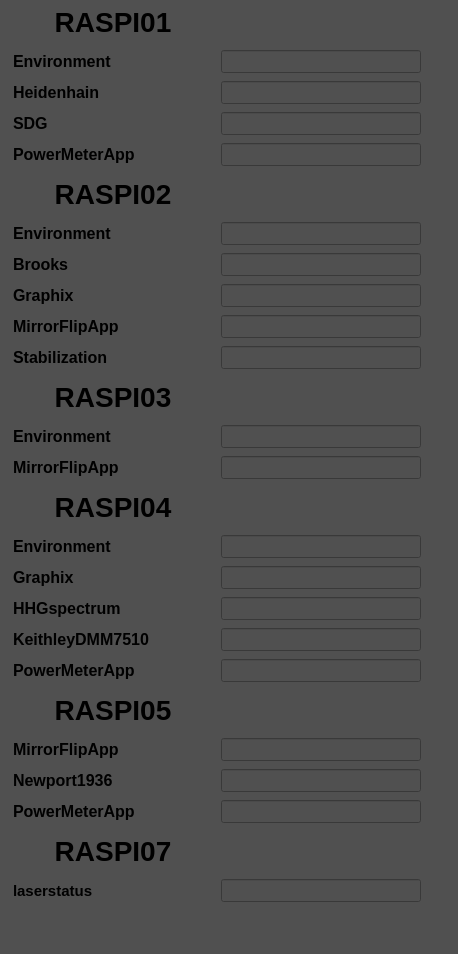
dschick/epicsUIs, file ioc-summary.ui: the form before one commit.
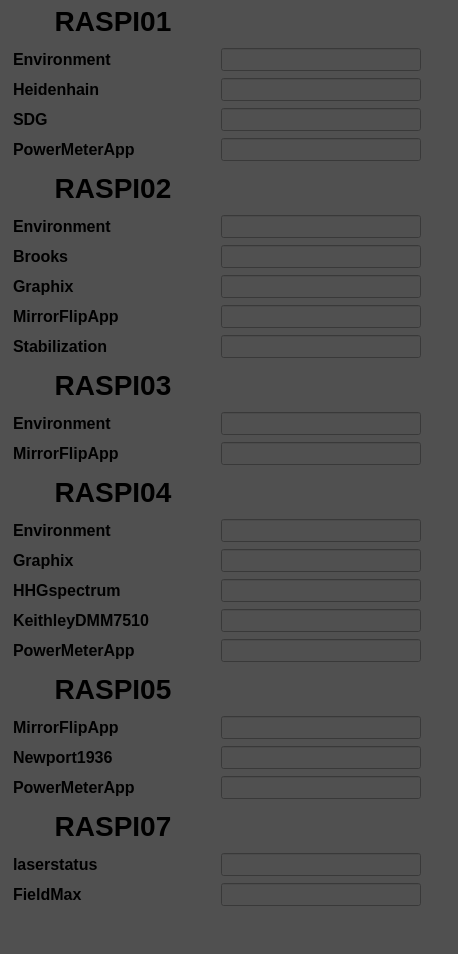
The form after the commit. Custom widgets are drawn as their Qt base class.

```diff
--- a/ioc-summary.ui
+++ b/ioc-summary.ui
@@ -2526,7 +2526,7 @@
       </property>
       <property name="font">
        <font>
-        <pointsize>11</pointsize>
+        <pointsize>12</pointsize>
         <weight>75</weight>
         <bold>true</bold>
        </font>
@@ -2629,6 +2629,125 @@
       </property>
      </widget>
     </item>
+    <item row="28" column="0">
+     <widget class="caLabel" name="calabel_28">
+      <property name="sizePolicy">
+       <sizepolicy hsizetype="MinimumExpanding" vsizetype="Preferred">
+        <horstretch>0</horstretch>
+        <verstretch>0</verstretch>
+       </sizepolicy>
+      </property>
+      <property name="minimumSize">
+       <size>
+        <width>200</width>
+        <height>0</height>
+       </size>
+      </property>
+      <property name="font">
+       <font>
+        <pointsize>12</pointsize>
+        <weight>75</weight>
+        <bold>true</bold>
+       </font>
+      </property>
+      <property name="text">
+       <string>FieldMax</string>
+      </property>
+      <property name="alignment">
+       <set>Qt::AlignLeading|Qt::AlignLeft|Qt::AlignVCenter</set>
+      </property>
+      <property name="margin">
+       <number>0</number>
+      </property>
+      <property name="foreground">
+       <color>
+        <red>255</red>
+        <green>255</green>
+        <blue>255</blue>
+       </color>
+      </property>
+     </widget>
+    </item>
+    <item row="28" column="1">
+     <widget class="caLineEdit" name="caLineEdit_32">
+      <property name="sizePolicy">
+       <sizepolicy hsizetype="Fixed" vsizetype="Fixed">
+        <horstretch>0</horstretch>
+        <verstretch>0</verstretch>
+       </sizepolicy>
+      </property>
+      <property name="minimumSize">
+       <size>
+        <width>200</width>
+        <height>0</height>
+       </size>
+      </property>
+      <property name="font">
+       <font>
+        <pointsize>10</pointsize>
+       </font>
+      </property>
+      <property name="alignment">
+       <set>Qt::AlignAbsolute|Qt::AlignLeading|Qt::AlignLeft|Qt::AlignVCenter</set>
+      </property>
+      <property name="channel" stdset="0">
+       <string notr="true">RASPI07:FieldMax:STATUS</string>
+      </property>
+      <property name="foreground">
+       <color>
+        <red>0</red>
+        <green>224</green>
+        <blue>0</blue>
+       </color>
+      </property>
+      <property name="background">
+       <color>
+        <red>105</red>
+        <green>105</green>
+        <blue>105</blue>
+       </color>
+      </property>
+      <property name="colorMode">
+       <enum>caLineEdit::Alarm_Default</enum>
+      </property>
+      <property name="alarmHandling">
+       <enum>caLineEdit::onForeground</enum>
+      </property>
+      <property name="fontScaleMode" stdset="0">
+       <enum>caLineEdit::None</enum>
+      </property>
+     </widget>
+    </item>
+    <item row="28" column="2">
+     <widget class="caRelatedDisplay" name="carelateddisplay_31">
+      <property name="sizePolicy">
+       <sizepolicy hsizetype="Fixed" vsizetype="Fixed">
+        <horstretch>0</horstretch>
+        <verstretch>0</verstretch>
+       </sizepolicy>
+      </property>
+      <property name="minimumSize">
+       <size>
+        <width>20</width>
+        <height>20</height>
+       </size>
+      </property>
+      <property name="font">
+       <font>
+        <pointsize>12</pointsize>
+       </font>
+      </property>
+      <property name="labels">
+       <string/>
+      </property>
+      <property name="files">
+       <string>procServControl.ui</string>
+      </property>
+      <property name="args">
+       <string>procServ=RASPI07:FieldMax</string>
+      </property>
+     </widget>
+    </item>
    </layout>
   </widget>
  </widget>
```
Left out of the diff: 160 changed lines with no effect on the pictures.
